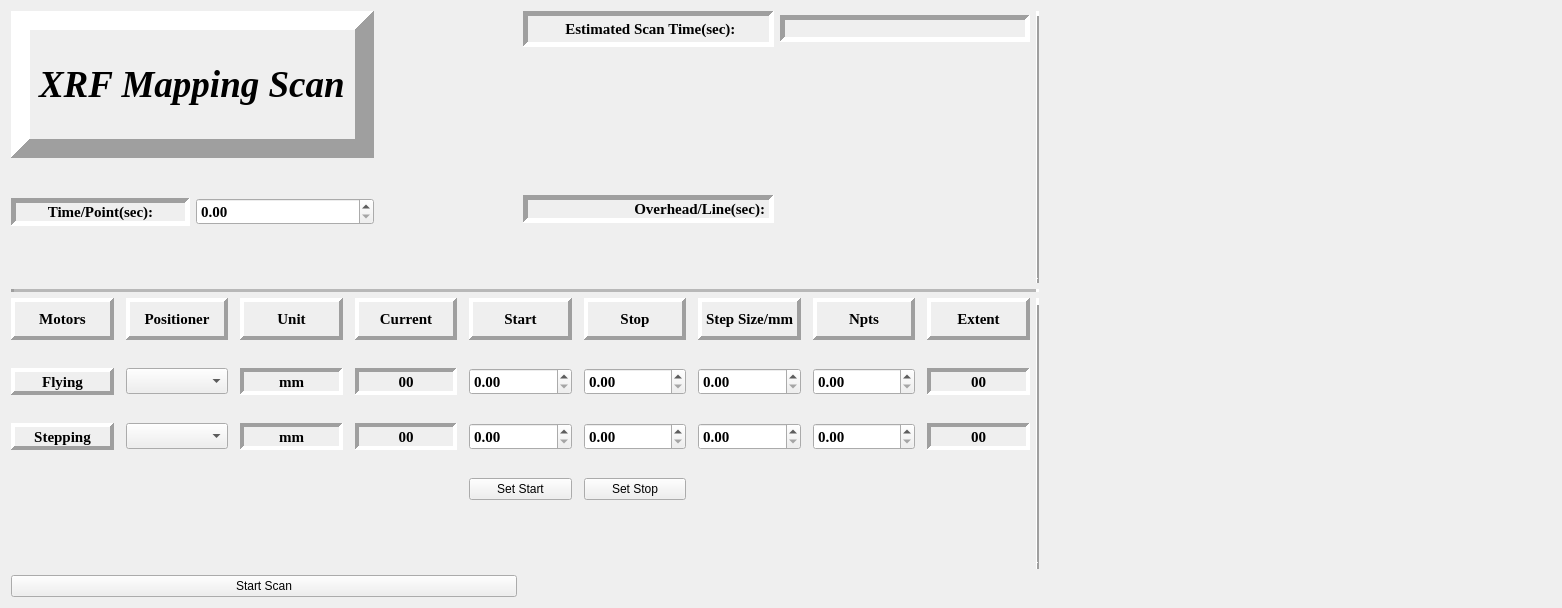
The window that srxgui/XRF-GUI/XRFmappingGui.ui (whishei/srxgui) describes before a commit, drawn with Qt 5.
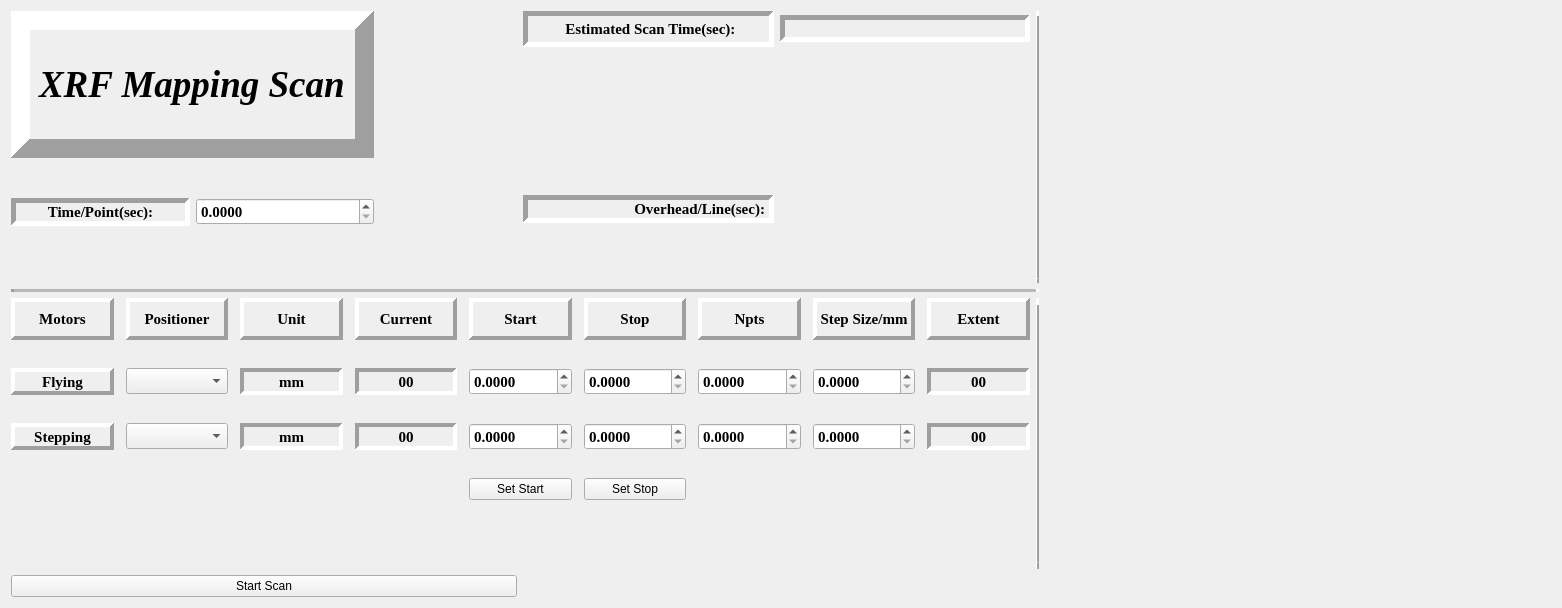
The same window after the commit. Custom widgets are drawn as their Qt base class.

What changed in the file:
```diff
--- a/srxgui/XRF-GUI/XRFmappingGui.ui
+++ b/srxgui/XRF-GUI/XRFmappingGui.ui
@@ -127,6 +127,12 @@
          <bold>true</bold>
         </font>
        </property>
+       <property name="decimals">
+        <number>4</number>
+       </property>
+       <property name="maximum">
+        <double>200.000000000000000</double>
+       </property>
       </widget>
      </item>
      <item row="3" column="0">
@@ -390,6 +396,12 @@
        <property name="frame">
         <bool>true</bool>
        </property>
+       <property name="decimals">
+        <number>4</number>
+       </property>
+       <property name="maximum">
+        <double>200.000000000000000</double>
+       </property>
       </widget>
      </item>
      <item row="2" column="1">
@@ -458,18 +470,6 @@
        </property>
       </widget>
      </item>
-     <item row="1" column="7">
-      <widget class="QDoubleSpinBox" name="npts_x">
-       <property name="font">
-        <font>
-         <family>Times New Roman</family>
-         <pointsize>11</pointsize>
-         <weight>75</weight>
-         <bold>true</bold>
-        </font>
-       </property>
-      </widget>
-     </item>
      <item row="1" column="5">
       <widget class="QDoubleSpinBox" name="flyingStop">
        <property name="font">
@@ -480,17 +480,11 @@
          <bold>true</bold>
         </font>
        </property>
-      </widget>
-     </item>
-     <item row="1" column="6">
-      <widget class="QDoubleSpinBox" name="stepsize_x">
-       <property name="font">
-        <font>
-         <family>Times New Roman</family>
-         <pointsize>11</pointsize>
-         <weight>75</weight>
-         <bold>true</bold>
-        </font>
+       <property name="decimals">
+        <number>4</number>
+       </property>
+       <property name="maximum">
+        <double>200.000000000000000</double>
        </property>
       </widget>
      </item>
@@ -585,6 +579,12 @@
          <bold>true</bold>
         </font>
        </property>
+       <property name="decimals">
+        <number>4</number>
+       </property>
+       <property name="maximum">
+        <double>200.000000000000000</double>
+       </property>
       </widget>
      </item>
      <item row="0" column="1">
@@ -668,30 +668,6 @@
        </property>
       </widget>
      </item>
-     <item row="2" column="6">
-      <widget class="QDoubleSpinBox" name="stepsize_y">
-       <property name="font">
-        <font>
-         <family>Times New Roman</family>
-         <pointsize>11</pointsize>
-         <weight>75</weight>
-         <bold>true</bold>
-        </font>
-       </property>
-      </widget>
-     </item>
-     <item row="2" column="7">
-      <widget class="QDoubleSpinBox" name="npts_y">
-       <property name="font">
-        <font>
-         <family>Times New Roman</family>
-         <pointsize>11</pointsize>
-         <weight>75</weight>
-         <bold>true</bold>
-        </font>
-       </property>
-      </widget>
-     </item>
      <item row="2" column="4">
       <widget class="QDoubleSpinBox" name="steppingStart">
        <property name="font">
@@ -702,6 +678,12 @@
          <bold>true</bold>
         </font>
        </property>
+       <property name="decimals">
+        <number>4</number>
+       </property>
+       <property name="maximum">
+        <double>200.000000000000000</double>
+       </property>
       </widget>
      </item>
      <item row="0" column="4">
@@ -785,60 +767,6 @@
        </property>
       </widget>
      </item>
-     <item row="0" column="7">
-      <widget class="QLabel" name="label_20">
-       <property name="font">
-        <font>
-         <family>Times New Roman</family>
-         <pointsize>11</pointsize>
-         <weight>75</weight>
-         <bold>true</bold>
-        </font>
-       </property>
-       <property name="frameShape">
-        <enum>QFrame::Panel</enum>
-       </property>
-       <property name="frameShadow">
-        <enum>QFrame::Raised</enum>
-       </property>
-       <property name="lineWidth">
-        <number>4</number>
-       </property>
-       <property name="text">
-        <string>Npts</string>
-       </property>
-       <property name="alignment">
-        <set>Qt::AlignCenter</set>
-       </property>
-      </widget>
-     </item>
-     <item row="0" column="6">
-      <widget class="QLabel" name="label_19">
-       <property name="font">
-        <font>
-         <family>Times New Roman</family>
-         <pointsize>11</pointsize>
-         <weight>75</weight>
-         <bold>true</bold>
-        </font>
-       </property>
-       <property name="frameShape">
-        <enum>QFrame::Panel</enum>
-       </property>
-       <property name="frameShadow">
-        <enum>QFrame::Raised</enum>
-       </property>
-       <property name="lineWidth">
-        <number>4</number>
-       </property>
-       <property name="text">
-        <string>Step Size/mm</string>
-       </property>
-       <property name="alignment">
-        <set>Qt::AlignCenter</set>
-       </property>
-      </widget>
-     </item>
      <item row="0" column="8">
       <widget class="QLabel" name="label_21">
        <property name="font">
@@ -1025,6 +953,132 @@
        </property>
       </widget>
      </item>
+     <item row="1" column="6">
+      <widget class="QDoubleSpinBox" name="npts_x">
+       <property name="font">
+        <font>
+         <family>Times New Roman</family>
+         <pointsize>11</pointsize>
+         <weight>75</weight>
+         <bold>true</bold>
+        </font>
+       </property>
+       <property name="decimals">
+        <number>4</number>
+       </property>
+       <property name="maximum">
+        <double>200.000000000000000</double>
+       </property>
+      </widget>
+     </item>
+     <item row="1" column="7">
+      <widget class="QDoubleSpinBox" name="stepsize_x">
+       <property name="font">
+        <font>
+         <family>Times New Roman</family>
+         <pointsize>11</pointsize>
+         <weight>75</weight>
+         <bold>true</bold>
+        </font>
+       </property>
+       <property name="decimals">
+        <number>4</number>
+       </property>
+       <property name="maximum">
+        <double>200.000000000000000</double>
+       </property>
+      </widget>
+     </item>
+     <item row="2" column="6">
+      <widget class="QDoubleSpinBox" name="npts_y">
+       <property name="font">
+        <font>
+         <family>Times New Roman</family>
+         <pointsize>11</pointsize>
+         <weight>75</weight>
+         <bold>true</bold>
+        </font>
+       </property>
+       <property name="decimals">
+        <number>4</number>
+       </property>
+       <property name="maximum">
+        <double>200.000000000000000</double>
+       </property>
+      </widget>
+     </item>
+     <item row="2" column="7">
+      <widget class="QDoubleSpinBox" name="stepsize_y">
+       <property name="font">
+        <font>
+         <family>Times New Roman</family>
+         <pointsize>11</pointsize>
+         <weight>75</weight>
+         <bold>true</bold>
+        </font>
+       </property>
+       <property name="decimals">
+        <number>4</number>
+       </property>
+       <property name="maximum">
+        <double>200.000000000000000</double>
+       </property>
+      </widget>
+     </item>
+     <item row="0" column="7">
+      <widget class="QLabel" name="label_19">
+       <property name="font">
+        <font>
+         <family>Times New Roman</family>
+         <pointsize>11</pointsize>
+         <weight>75</weight>
+         <bold>true</bold>
+        </font>
+       </property>
+       <property name="frameShape">
+        <enum>QFrame::Panel</enum>
+       </property>
+       <property name="frameShadow">
+        <enum>QFrame::Raised</enum>
+       </property>
+       <property name="lineWidth">
+        <number>4</number>
+       </property>
+       <property name="text">
+        <string>Step Size/mm</string>
+       </property>
+       <property name="alignment">
+        <set>Qt::AlignCenter</set>
+       </property>
+      </widget>
+     </item>
+     <item row="0" column="6">
+      <widget class="QLabel" name="label_20">
+       <property name="font">
+        <font>
+         <family>Times New Roman</family>
+         <pointsize>11</pointsize>
+         <weight>75</weight>
+         <bold>true</bold>
+        </font>
+       </property>
+       <property name="frameShape">
+        <enum>QFrame::Panel</enum>
+       </property>
+       <property name="frameShadow">
+        <enum>QFrame::Raised</enum>
+       </property>
+       <property name="lineWidth">
+        <number>4</number>
+       </property>
+       <property name="text">
+        <string>Npts</string>
+       </property>
+       <property name="alignment">
+        <set>Qt::AlignCenter</set>
+       </property>
+      </widget>
+     </item>
     </layout>
    </item>
    <item row="2" column="2">
```
Left out of the diff: 20 changed lines with no effect on the pictures.
